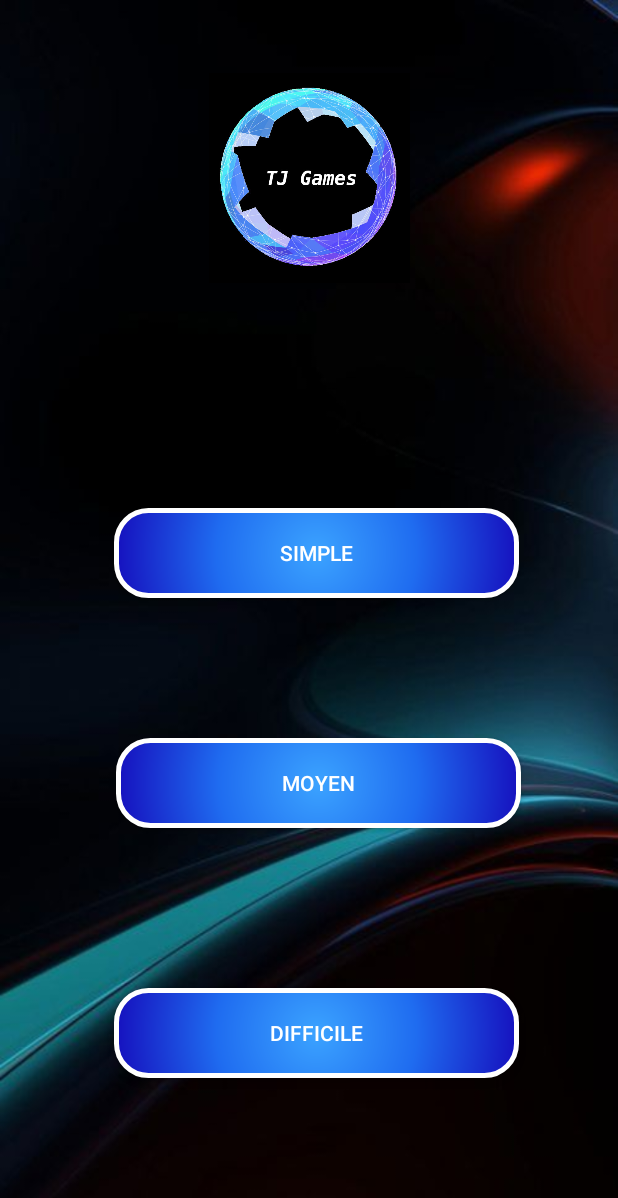
After one commit to Yztoc/Android_MiniGames, an Android app: the MenuParam screen opened directly, with no data from a screen before it, on a phone screen of 412 x 824 dp. The commit adds this screen. Shown: the top 1198 px of the screen. Run offline under Robolectric (Android 15) with nearby library versions, the phone set to English and light mode, and no system bars.

Commit message:
add menu parma ball games

```diff
--- a/app/src/main/AndroidManifest.xml
+++ b/app/src/main/AndroidManifest.xml
@@ -28,6 +28,11 @@
             android:label="@string/title_activity_ball"
             android:screenOrientation="portrait"
             android:theme="@style/AppTheme.NoActionBar"></activity>
+        <activity
+            android:name=".ball_games.MenuParam"
+            android:label="@string/title_activity_ball"
+            android:screenOrientation="portrait"
+            android:theme="@style/AppTheme.NoActionBar"></activity>
     </application>
 
 </manifest>
--- a/app/src/main/java/tj/project/esir/progmobproject/MainActivity.java
+++ b/app/src/main/java/tj/project/esir/progmobproject/MainActivity.java
@@ -7,6 +7,7 @@ import android.view.View;
 import android.widget.Button;
 
 import tj.project.esir.progmobproject.ball_games.Balls;
+import tj.project.esir.progmobproject.ball_games.MenuParam;
 
 public class MainActivity extends AppCompatActivity {
 
@@ -27,6 +28,7 @@ public class MainActivity extends AppCompatActivity {
             public void onClick(View v) {
                // Intent quizz = new Intent(getApplicationContext(), Quizz.class);
                // startActivity(quizz);
+               // Intent ball = new Intent(getApplicationContext(), MenuParam.class);
                 Intent ball = new Intent(getApplicationContext(), Balls.class);
                 startActivity(ball);
                 finish();
--- /dev/null
+++ b/app/src/main/java/tj/project/esir/progmobproject/ball_games/MenuParam.java
@@ -0,0 +1,55 @@
+package tj.project.esir.progmobproject.ball_games;
+
+import android.content.Intent;
+import android.os.Bundle;
+import android.support.v7.app.AppCompatActivity;
+import android.view.View;
+import android.widget.Button;
+
+import tj.project.esir.progmobproject.R;
+
+public class MenuParam extends AppCompatActivity {
+
+    private Button btnSimple;
+    private Button btnMoyen;
+    private Button btnDifficult;
+
+    protected void onCreate(Bundle savedInstanceState) {
+        super.onCreate(savedInstanceState);
+        setContentView(R.layout.activity_menu_param_ball);
+
+        btnSimple = findViewById(R.id.btn_simple);
+        btnMoyen = findViewById(R.id.btn_moyen);
+        btnDifficult = findViewById(R.id.btn_difficult);
+
+        btnSimple.setOnClickListener(new View.OnClickListener() {
+            public void onClick(View v) {
+                Intent ball = new Intent(getApplicationContext(), Balls.class);
+                ball.putExtra("level", 1);
+                startActivity(ball);
+                finish();
+            }
+        });
+
+        btnMoyen.setOnClickListener(new View.OnClickListener() {
+            public void onClick(View v) {
+                Intent ball = new Intent(getApplicationContext(), Balls.class);
+                ball.putExtra("level", 2);
+                startActivity(ball);
+                finish();
+            }
+        });
+
+        btnDifficult.setOnClickListener(new View.OnClickListener() {
+            public void onClick(View v) {
+                Intent ball = new Intent(getApplicationContext(), Balls.class);
+                ball.putExtra("level", 3);
+                startActivity(ball);
+                finish();
+            }
+        });
+    }
+
+
+
+}
--- /dev/null
+++ b/app/src/main/res/layout/activity_menu_param_ball.xml
@@ -0,0 +1,68 @@
+<?xml version="1.0" encoding="utf-8"?>
+<android.support.constraint.ConstraintLayout xmlns:android="http://schemas.android.com/apk/res/android"
+    xmlns:app="http://schemas.android.com/apk/res-auto"
+    xmlns:tools="http://schemas.android.com/tools"
+    android:layout_width="match_parent"
+    android:layout_height="match_parent"
+    tools:context=".MainActivity">
+    <ImageView
+        android:src="@drawable/back"
+        android:id="@+id/im1"
+        android:scaleType="fitXY"
+        android:layout_height="match_parent"
+        android:layout_width="match_parent"/>
+
+    <Button
+        android:id="@+id/btn_simple"
+        android:layout_width="wrap_content"
+        android:layout_height="wrap_content"
+        android:layout_marginBottom="8dp"
+        android:background="@drawable/menu_button_shape"
+        android:text="@string/simple"
+        android:textColor="@android:color/white"
+        app:layout_constraintBottom_toBottomOf="parent"
+        app:layout_constraintEnd_toEndOf="parent"
+        app:layout_constraintHorizontal_bias="0.536"
+        app:layout_constraintStart_toStartOf="parent"
+        app:layout_constraintTop_toTopOf="parent"
+        app:layout_constraintVertical_bias="0.448" />
+
+    <Button
+        android:id="@+id/btn_moyen"
+        android:layout_width="wrap_content"
+        android:layout_height="wrap_content"
+        android:background="@drawable/menu_button_shape"
+        android:text="@string/moyen"
+        android:textColor="@android:color/white"
+        app:layout_constraintBottom_toBottomOf="parent"
+        app:layout_constraintEnd_toEndOf="parent"
+        app:layout_constraintHorizontal_bias="0.546"
+        app:layout_constraintStart_toStartOf="parent"
+        app:layout_constraintTop_toBottomOf="@+id/btn_simple"
+        app:layout_constraintVertical_bias="0.255" />
+
+    <Button
+        android:id="@+id/btn_difficult"
+        android:layout_width="wrap_content"
+        android:layout_height="wrap_content"
+        android:background="@drawable/menu_button_shape"
+        android:text="@string/difficult"
+        android:textColor="@android:color/white"
+        app:layout_constraintBottom_toBottomOf="parent"
+        app:layout_constraintEnd_toEndOf="parent"
+        app:layout_constraintHorizontal_bias="0.537"
+        app:layout_constraintStart_toStartOf="parent"
+        app:layout_constraintTop_toBottomOf="@+id/btn_moyen"
+        app:layout_constraintVertical_bias="0.504" />
+
+    <ImageView
+        android:id="@+id/img_logo"
+        android:layout_width="134dp"
+        android:layout_height="237dp"
+        app:layout_constraintBottom_toTopOf="@+id/btn_credit"
+        app:layout_constraintEnd_toEndOf="parent"
+        app:layout_constraintStart_toStartOf="parent"
+        app:layout_constraintTop_toTopOf="parent"
+        app:layout_constraintVertical_bias="0.0"
+        app:srcCompat="@drawable/logo" />
+</android.support.constraint.ConstraintLayout>
--- a/app/src/main/res/values/strings.xml
+++ b/app/src/main/res/values/strings.xml
@@ -3,6 +3,9 @@
     <string name="singleplayer">Singleplayer</string>
     <string name="multiplayer">Multiplayer</string>
     <string name="credit">Credit</string>
+    <string name="simple">Simple</string>
+    <string name="moyen">Moyen</string>
+    <string name="difficult">Difficile</string>
     <string name="title_activity_quizz">Quizz</string>
     <string name="title_activity_ball">Ball game</string>
     <string name="great_response_quizz">Bonne réponse !</string>
```
Also changed, not shown: app/src/main/java/tj/project/esir/progmobproject/ball_games/Balls.java (+42 -31 lines), app/src/main/res/drawable/block.jpg.
